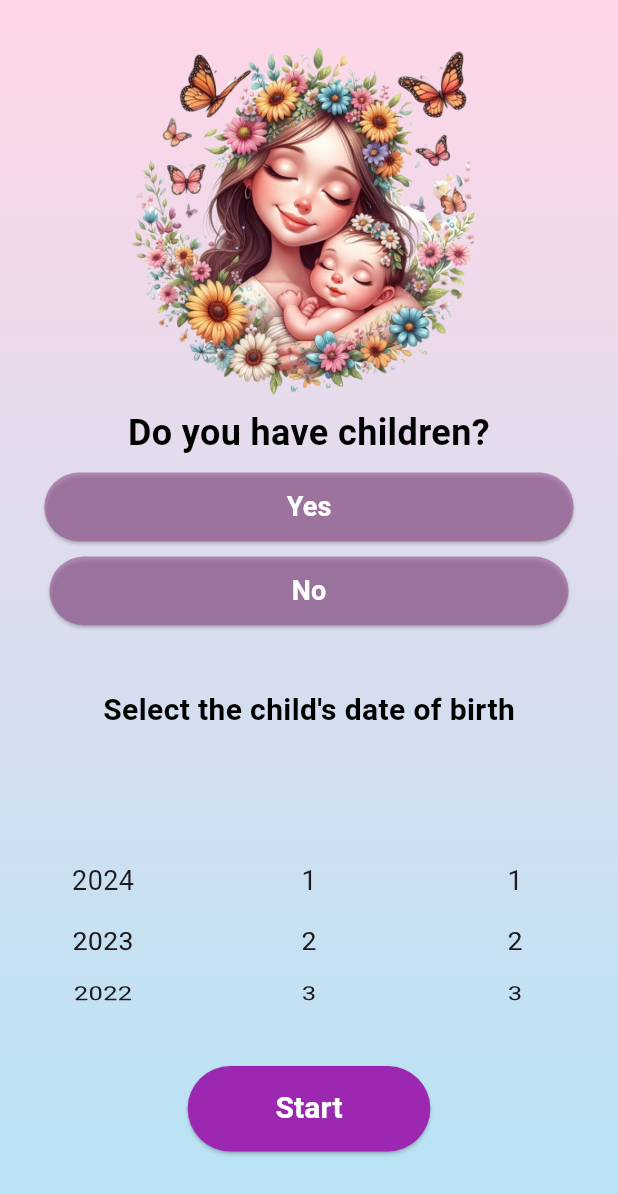
After one commit to CtrlAbdoo/maternity_app, a Flutter app: the Q1 screen opened directly, on a phone screen of 412 x 824 dp. The commit adds this screen. Shown: the top 1194 px of the screen. Run offline on Flutter 3.47's test engine with Material 3 defaults, Android fonts, the phone set to English and light mode, and no system bars; our stand-ins replace google_fonts; Roboto replaces fonts that are missing (Inria Serif).

Commit message:
+ first Q Screen

```diff
--- /dev/null
+++ b/lib/presentation/Questions/q1.dart
@@ -0,0 +1,267 @@
+import 'package:flutter/material.dart';
+import 'package:google_fonts/google_fonts.dart';
+
+class Q1 extends StatefulWidget {
+  @override
+  _Q1State createState() => _Q1State();
+}
+
+class _Q1State extends State<Q1> {
+  bool isYesSelected = false;
+  bool isNoSelected = false;
+  int selectedYear = DateTime.now().year;
+  int selectedMonth = 1;
+  int selectedDay = 1;
+
+  void _showConfirmationDialog() {
+    final selectedDate = DateTime(selectedYear, selectedMonth, selectedDay);
+    showDialog(
+      context: context,
+      builder: (context) => AlertDialog(
+        title: const Text("Child history"),
+        content: Text("The selected date of birth is: ${selectedDate.year}-${selectedDate.month}-${selectedDate.day}"),
+        actions: [
+          TextButton(
+            onPressed: () => Navigator.of(context).pop(),
+            child: const Text("Change"),
+          ),
+          TextButton(
+            onPressed: () => Navigator.of(context).pop(),
+            child: const Text("Sure"),
+          ),
+        ],
+      ),
+    );
+  }
+
+  @override
+  Widget build(BuildContext context) {
+    // Get screen dimensions
+    final screenHeight = MediaQuery.of(context).size.height;
+    final screenWidth = MediaQuery.of(context).size.width;
+
+    return Scaffold(
+      body: Container(
+        width: screenWidth,
+        height: screenHeight,
+        decoration: const BoxDecoration(
+          gradient: LinearGradient(
+            colors: [Color(0xFFFFD6E7), Color(0xFFB5E4F6)],
+            begin: Alignment.topCenter,
+            end: Alignment.bottomCenter,
+          ),
+        ),
+        child: Column(
+          children: [
+            // Top Image
+            Container(
+              margin: EdgeInsets.only(top: screenHeight * 0.03),
+              height: screenHeight * 0.3,
+              decoration: const BoxDecoration(
+                image: DecorationImage(
+                  image: AssetImage('assets/images/MAE 1.png'),
+                  fit: BoxFit.contain,
+                ),
+              ),
+            ),
+
+            // Question Title
+            Text(
+              "Do you have children?",
+              style: GoogleFonts.inriaSerif(
+                fontSize: 24,
+                fontWeight: FontWeight.bold,
+                color: Colors.black,
+              ),
+              textAlign: TextAlign.center,
+            ),
+
+            // Yes/No Buttons
+            Padding(
+              padding: const EdgeInsets.symmetric(vertical: 8),
+              child: ElevatedButton(
+                onPressed: () {
+                  setState(() {
+                    isYesSelected = true;
+                    isNoSelected = false;
+                  });
+                },
+                style: ElevatedButton.styleFrom(
+                  backgroundColor: Color(0xFF965391).withOpacity(
+                      isYesSelected ? 1.0 : 0.59),
+                  shape: RoundedRectangleBorder(
+                    borderRadius: BorderRadius.circular(25),
+                  ),
+                  padding: EdgeInsets.symmetric(
+                    vertical: screenHeight * 0.012,
+                    horizontal: screenWidth * 0.392,
+                  ),
+                ),
+                child: Text(
+                  "Yes",
+                  style: GoogleFonts.inriaSerif(
+                    fontSize: 18,
+                    fontWeight: FontWeight.bold,
+                    color: Colors.white,
+                  ),
+                ),
+              ),
+            ),
+            SizedBox(width: screenWidth * 0.1),
+            ElevatedButton(
+              onPressed: () {
+                setState(() {
+                  isYesSelected = false;
+                  isNoSelected = true;
+                });
+              },
+              style: ElevatedButton.styleFrom(
+                backgroundColor: Color(0xFF965391).withOpacity(
+                    isNoSelected ? 1.0 : 0.59),
+                shape: RoundedRectangleBorder(
+                  borderRadius: BorderRadius.circular(25),
+                ),
+                padding: EdgeInsets.symmetric(
+                  vertical: screenHeight * 0.012,
+                  horizontal: screenWidth * 0.392,
+                ),
+              ),
+              child: Text(
+                "No",
+                style: GoogleFonts.inriaSerif(
+                  fontSize: 18,
+                  fontWeight: FontWeight.bold,
+                  color: Colors.white,
+                ),
+              ),
+            ),
+
+            // Date of Birth Picker
+            Padding(
+              padding: EdgeInsets.symmetric(vertical: screenHeight * 0.05),
+              child: Column(
+                children: [
+                  Text(
+                    "Select the child's date of birth",
+                    style: GoogleFonts.inriaSerif(
+                      fontSize: 20,
+                      fontWeight: FontWeight.w600,
+                      color: Colors.black,
+                    ),
+                  ),
+                  SizedBox(height: screenHeight * 0.02),
+                  Row(
+                    mainAxisAlignment: MainAxisAlignment.center,
+                    children: [
+                      Expanded(
+                        child: SizedBox(
+                          height: screenHeight * 0.2,
+                          child: ListWheelScrollView(
+                            itemExtent: 40,
+                            physics: FixedExtentScrollPhysics(),
+                            onSelectedItemChanged: (index) {
+                              setState(() {
+                                selectedYear = DateTime.now().year - index;
+                              });
+                            },
+                            children: List.generate(
+                              100,
+                                  (index) => Center(
+                                child: Text(
+                                  "${DateTime.now().year - index}",
+                                  style: GoogleFonts.inriaSerif(
+                                    fontSize: 18,
+                                  ),
+                                ),
+                              ),
+                            ),
+                          ),
+                        ),
+                      ),
+                      Expanded(
+                        child: SizedBox(
+                          height: screenHeight * 0.2,
+                          child: ListWheelScrollView(
+                            itemExtent: 40,
+                            physics: FixedExtentScrollPhysics(),
+                            onSelectedItemChanged: (index) {
+                              setState(() {
+                                selectedMonth = index + 1;
+                              });
+                            },
+                            children: List.generate(
+                              12,
+                                  (index) => Center(
+                                child: Text(
+                                  "${index + 1}",
+                                  style: GoogleFonts.inriaSerif(
+                                    fontSize: 18,
+                                  ),
+                                ),
+                              ),
+                            ),
+                          ),
+                        ),
+                      ),
+                      Expanded(
+                        child: SizedBox(
+                          height: screenHeight * 0.2,
+                          child: ListWheelScrollView(
+                            itemExtent: 40,
+                            physics: FixedExtentScrollPhysics(),
+                            onSelectedItemChanged: (index) {
+                              setState(() {
+                                selectedDay = index + 1;
+                              });
+                            },
+                            children: List.generate(
+                              31,
+                                  (index) => Center(
+                                child: Text(
+                                  "${index + 1}",
+                                  style: GoogleFonts.inriaSerif(
+                                    fontSize: 18,
+                                  ),
+                                ),
+                              ),
+                            ),
+                          ),
+                        ),
+                      ),
+                    ],
+                  ),
+                ],
+              ),
+            ),
+
+            // Start Button
+            Padding(
+              padding: EdgeInsets.only(bottom: screenHeight * 0.05),
+              child: ElevatedButton(
+                onPressed: _showConfirmationDialog,
+                style: ElevatedButton.styleFrom(
+                  backgroundColor: Colors.purple,
+                  shape: RoundedRectangleBorder(
+                    borderRadius: BorderRadius.circular(30),
+                  ),
+                  padding: EdgeInsets.symmetric(
+                    vertical: screenHeight * 0.017,
+                    horizontal: screenWidth * 0.142,
+                  ),
+                ),
+                child: const Text(
+                  "Start",
+                  style: TextStyle(
+                    fontSize: 20,
+                    fontWeight: FontWeight.bold,
+                    color: Colors.white,
+                  ),
+                ),
+              ),
+            ),
+          ],
+        ),
+      ),
+    );
+  }
+}
--- a/lib/presentation/resources/routes_manager.dart
+++ b/lib/presentation/resources/routes_manager.dart
@@ -1,5 +1,6 @@
 import 'package:flutter/cupertino.dart';
 import 'package:flutter/material.dart';
+import 'package:maternity_app/presentation/Questions/q1.dart';
 import 'package:maternity_app/presentation/forgot_password/forgot_password_view.dart';
 import 'package:maternity_app/presentation/forgot_password/reset_password_view.dart';
 import 'package:maternity_app/presentation/login/login_view.dart';
@@ -12,6 +13,7 @@ class Routes {
   static const String registerRoute = "/register";
   static const String forgotPasswordRoute = "/forgotPassword";
   static const String ResetPasswordRoute = "/ResetPassword";
+  static const String Q1 = "/Q1";
 
 }
 
@@ -28,6 +30,8 @@ class RouteGenerator {
          return MaterialPageRoute(builder: (_) =>  ForgotPasswordView());
       case Routes.ResetPasswordRoute:
         return MaterialPageRoute(builder: (_) => const ResetPasswordView());
+      case Routes.Q1:
+        return MaterialPageRoute(builder: (_) =>  Q1());
       default:
         return unDefinedRoute();
     }
--- a/pubspec.yaml
+++ b/pubspec.yaml
@@ -37,6 +37,7 @@ dependencies:
   cupertino_icons: ^1.0.6
   google_fonts: ^6.2.1
   path_provider: ^2.1.5
+  intl: ^0.20.1
 
 dev_dependencies:
   flutter_test:
```
Also changed, not shown: lib/presentation/login/login_view.dart (+7 -1 lines), lib/presentation/resources/messages manegars.dart (added, +99 -0 lines), assets/images/MAE 1.png (added), pubspec.lock.
